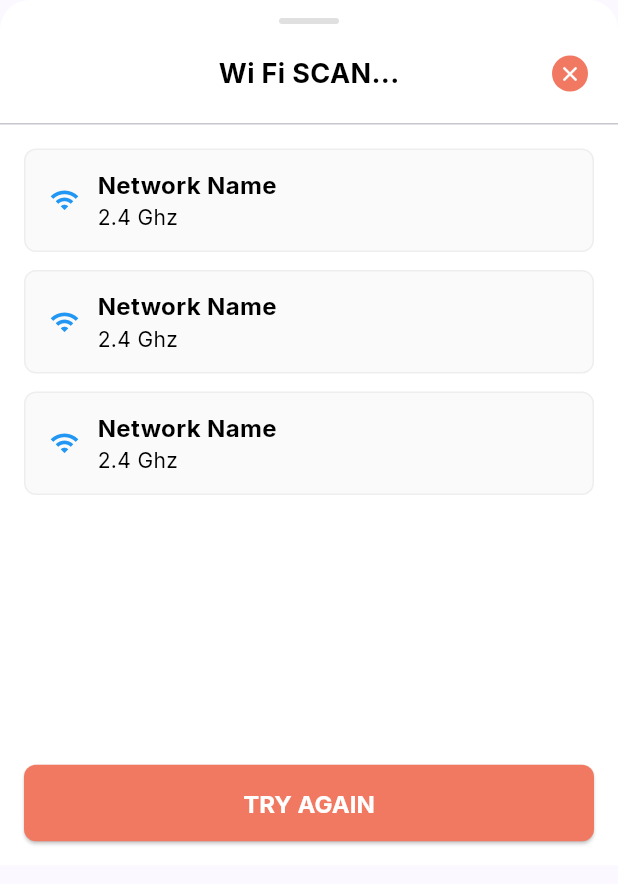
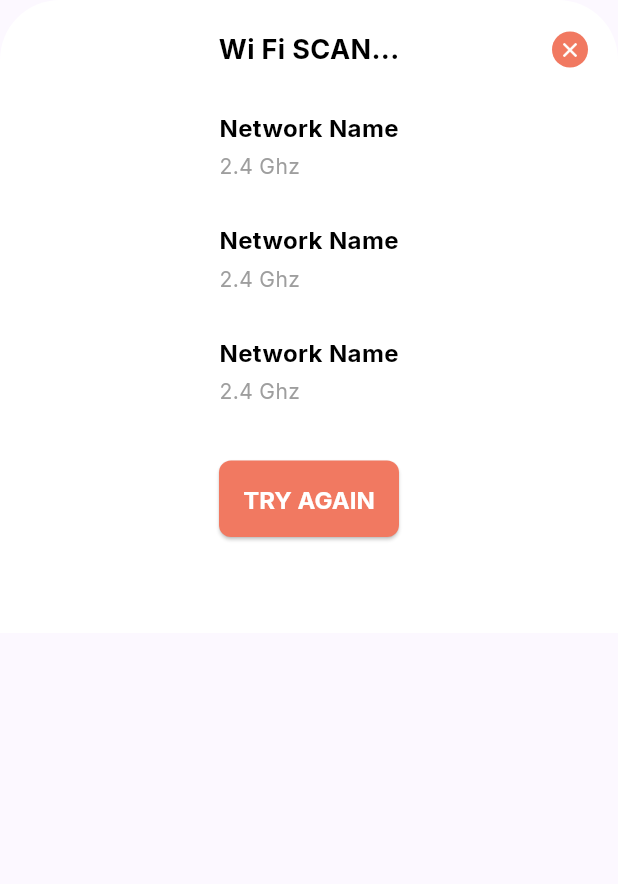
Before and after one commit to lakshmanachimata/evolv28_mobile_app, a Flutter app: the _WifiScanBottomSheet widget shown alone on an empty page, opened directly with empty values, after a tap on the "close" icon, on a phone screen of 412 x 824 dp. Shown: the top 884 px of the screen. Run offline on Flutter 3.47's test engine with Material 3 defaults, Android fonts, the phone set to English and light mode, and no system bars; our stand-ins replace dartz, device_info_plus, dio, equatable, flutter_blue_plus, flutter_svg and 9 more; accounts and stored records are empty; project files that could hold a hidden picture were left out.

Commit message:
showing wifi sacn staic ui

```diff
--- a/lib/features/auth/presentation/views/programs_view.dart
+++ b/lib/features/auth/presentation/views/programs_view.dart
@@ -351,6 +351,8 @@ class _ProgramsViewBodyState extends State<_ProgramsViewBody> {
       context: context,
       isScrollControlled: true,
       backgroundColor: Colors.transparent,
+      isDismissible: false,
+      enableDrag: false,
       builder: (context) => _buildWifiScanBottomSheet(context, program),
     );
   }
@@ -1294,26 +1296,16 @@ class _WifiScanBottomSheetState extends State<_WifiScanBottomSheet> {
   @override
   Widget build(BuildContext context) {
     return Container(
-      height: MediaQuery.of(context).size.height * 0.7,
       decoration: const BoxDecoration(
         color: Colors.white,
         borderRadius: BorderRadius.only(
-          topLeft: Radius.circular(20),
-          topRight: Radius.circular(20),
+          topLeft: Radius.circular(40),
+          topRight: Radius.circular(40),
         ),
       ),
       child: Column(
-        children: [
-          // Handle bar
-          Container(
-            margin: const EdgeInsets.only(top: 12),
-            width: 40,
-            height: 4,
-            decoration: BoxDecoration(
-              color: Colors.grey.shade300,
-              borderRadius: BorderRadius.circular(2),
-            ),
-          ),
+        mainAxisSize: MainAxisSize.min,
+        children: [
 
           // Header
           Padding(
@@ -1350,12 +1342,8 @@ class _WifiScanBottomSheetState extends State<_WifiScanBottomSheet> {
             ),
           ),
 
-          const Divider(height: 1),
-
           // Content based on current state
-          Expanded(
-            child: _buildContent(),
-          ),
+          _buildContent(),
         ],
       ),
     );
@@ -1385,13 +1373,16 @@ class _WifiScanBottomSheetState extends State<_WifiScanBottomSheet> {
 
   Widget _buildScanningContent() {
     return Padding(
-      padding: const EdgeInsets.all(24),
+      padding: const EdgeInsets.fromLTRB(24, 24, 24, 64),
       child: Column(
-        mainAxisAlignment: MainAxisAlignment.center,
+        mainAxisSize: MainAxisSize.min,
         children: [
           const Text(
             'Wi Fi Scan in Progress',
-            style: TextStyle(fontSize: 16, color: Colors.black),
+            style: TextStyle(
+              fontSize: 16,
+              color: Colors.grey,
+            ),
           ),
           const SizedBox(height: 32),
           _buildLoadingIndicator(),
@@ -1408,21 +1399,21 @@ class _WifiScanBottomSheetState extends State<_WifiScanBottomSheet> {
     ];
 
     return Column(
-      children: [
-        Expanded(
-          child: ListView.builder(
-            padding: const EdgeInsets.all(16),
-            itemCount: networks.length,
-            itemBuilder: (context, index) {
-              final network = networks[index];
-              return _buildNetworkItem(network);
-            },
-          ),
-        ),
+      mainAxisSize: MainAxisSize.min,
+      children: [
+        // Network list with dynamic height
         Padding(
-          padding: const EdgeInsets.all(16),
+          padding: const EdgeInsets.symmetric(horizontal: 16),
+          child: Column(
+            children: networks.map((network) => _buildNetworkItem(network)).toList(),
+          ),
+        ),
+
+        // TRY AGAIN button
+        Padding(
+          padding: const EdgeInsets.fromLTRB(16, 16, 16, 64),
           child: SizedBox(
-            width: double.infinity,
+            width: 120,
             child: ElevatedButton(
               onPressed: () {
                 setState(() {
@@ -1459,17 +1450,7 @@ class _WifiScanBottomSheetState extends State<_WifiScanBottomSheet> {
       },
       child: Container(
         margin: const EdgeInsets.only(bottom: 12),
-        padding: const EdgeInsets.symmetric(vertical: 12, horizontal: 16),
-        decoration: BoxDecoration(
-          color: Colors.grey.shade50,
-          borderRadius: BorderRadius.circular(8),
-          border: Border.all(color: Colors.grey.shade200),
-        ),
-        child: Row(
-          children: [
-            const Icon(Icons.wifi, color: Colors.blue, size: 20),
-            const SizedBox(width: 12),
-            Expanded(
+        padding: const EdgeInsets.symmetric(vertical: 8, horizontal: 24),
         child: Column(
           crossAxisAlignment: CrossAxisAlignment.start,
           children: [
@@ -1481,11 +1462,12 @@ class _WifiScanBottomSheetState extends State<_WifiScanBottomSheet> {
                 color: Colors.black,
               ),
             ),
+            const SizedBox(height: 4),
             Text(
               network['frequency']!,
-                    style: const TextStyle(fontSize: 14, color: Colors.black),
-                  ),
-                ],
+              style: const TextStyle(
+                fontSize: 14,
+                color: Colors.grey,
               ),
             ),
           ],
@@ -1496,23 +1478,29 @@ class _WifiScanBottomSheetState extends State<_WifiScanBottomSheet> {
 
   Widget _buildPasswordInputContent() {
     return Padding(
-      padding: const EdgeInsets.all(24),
+      padding: const EdgeInsets.fromLTRB(24, 24, 24, 64),
       child: Column(
-        mainAxisAlignment: MainAxisAlignment.center,
+        mainAxisSize: MainAxisSize.min,
         children: [
           const Text(
             'Please enter Wifi Password for updating your latest Files',
-            style: TextStyle(fontSize: 16, color: Colors.black),
+            style: TextStyle(
+              fontSize: 16,
+              color: Colors.grey,
+            ),
             textAlign: TextAlign.center,
           ),
           const SizedBox(height: 24),
-          TextField(
+
+          // Password field with Show text on the right
+          Row(
+            children: [
+              Expanded(
+                child: TextField(
                   controller: _passwordController,
                   obscureText: !_isPasswordVisible,
                   decoration: InputDecoration(
                     hintText: 'Enter password',
-              suffixText: 'Show',
-              suffixStyle: const TextStyle(color: Colors.black, fontSize: 14),
                     border: OutlineInputBorder(borderRadius: BorderRadius.circular(8)),
                     contentPadding: const EdgeInsets.symmetric(
                       horizontal: 16,
@@ -1523,8 +1511,34 @@ class _WifiScanBottomSheetState extends State<_WifiScanBottomSheet> {
                     // Handle password input
                   },
                 ),
+              ),
+              const SizedBox(width: 8),
+              GestureDetector(
+                onTap: () {
+                  setState(() {
+                    _isPasswordVisible = !_isPasswordVisible;
+                  });
+                },
+                child: const Text(
+                  'Show',
+                  style: TextStyle(
+                    color: Colors.blue,
+                    fontSize: 14,
+                    decoration: TextDecoration.underline,
+                  ),
+                ),
+              ),
+            ],
+          ),
+
           const SizedBox(height: 24),
-          _buildLoadingIndicator(),
+
+          // Chat Qn Icon
+          SvgPicture.asset(
+            'assets/images/chat_qn_icon.svg',
+            width: 48,
+            height: 46.71,
+          ),
         ],
       ),
     );
```
Lines whose indentation alone changed are shown as unchanged.
